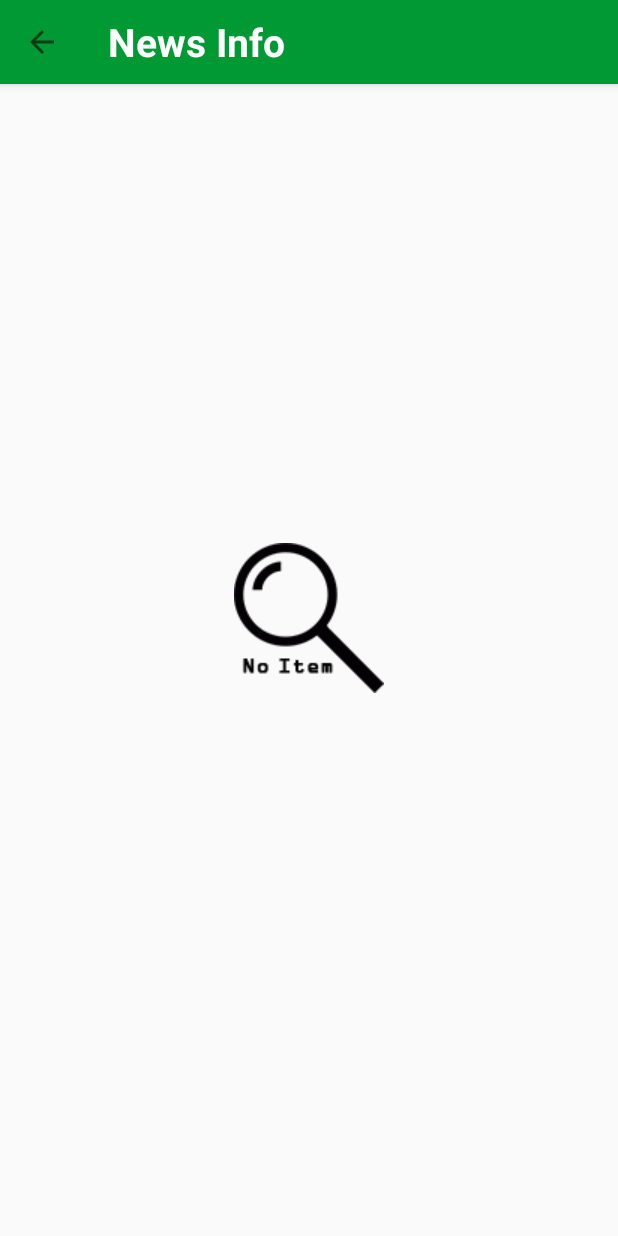
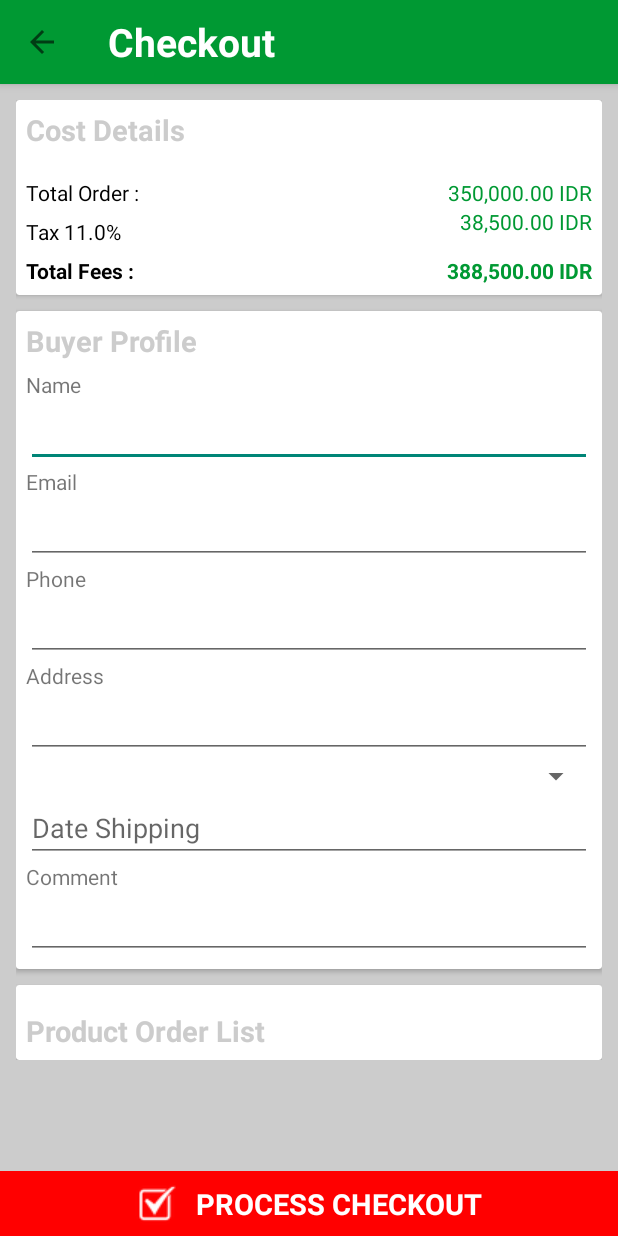
Before and after one commit to vgnaruto/AppShop, an Android app: the screen it shows after launch (MainActivity), on a phone screen of 412 x 824 dp. Run offline under Robolectric (Android 15) with nearby library versions, the light colour scheme and no system bars; our stand-ins replace sdp/ssp sizes.

Commit message:
Checkout fragment
-layout checkout fragment dan layout untuk list view sudah jadi.
-belum disambungkan antara listview dengan layout item di listview
-adapter belum ada untuk checkout list view

```diff
--- /dev/null
+++ b/app/src/main/java/com/example/windows10/appshop/CheckoutFragment.java
@@ -0,0 +1,40 @@
+package com.example.windows10.appshop;
+
+import android.os.Bundle;
+import android.support.annotation.NonNull;
+import android.support.annotation.Nullable;
+import android.support.v4.app.Fragment;
+import android.support.v7.widget.Toolbar;
+import android.view.LayoutInflater;
+import android.view.View;
+import android.view.ViewGroup;
+import android.widget.ListView;
+
+public class CheckoutFragment extends Fragment {
+    private MainActivity ui;
+    private ListView lvProduct;
+    public CheckoutFragment(){}
+
+    @Nullable
+    @Override
+    public View onCreateView(@NonNull LayoutInflater inflater, @Nullable ViewGroup container, @Nullable Bundle savedInstanceState) {
+        View view = inflater.inflate(R.layout.fragment_checkout,container, false);
+        this.lvProduct = view.findViewById(R.id.list_view_product);
+
+        Toolbar customToolbar = view.findViewById(R.id.custom_toolbar);
+        ui.setSupportActionBar(customToolbar);
+        ui.getSupportActionBar().setDisplayHomeAsUpEnabled(true);
+        return view;
+    }
+    public static CheckoutFragment newInstance(MainActivity ui, String title){
+        CheckoutFragment fragment = new CheckoutFragment();
+        Bundle args = new Bundle();
+        args.putString("title",title);
+        fragment.setArguments(args);
+        fragment.setUI(ui);
+        return fragment;
+    }
+    public void setUI(MainActivity ui){
+        this.ui = ui;
+    }
+}
--- a/app/src/main/java/com/example/windows10/appshop/MainActivity.java
+++ b/app/src/main/java/com/example/windows10/appshop/MainActivity.java
@@ -18,6 +18,7 @@ public class MainActivity extends AppCompatActivity {
     private OrderHistoryFragment orderHistoryFragment;
     private NewsListFragment newsListFragment;
     private NotificationFragment notificationFragment;
+    private CheckoutFragment checkoutFragment;
 
     public static int PAGE_MAIN = 0;
     public static int PAGE_PRODUCT = 2;
@@ -26,6 +27,7 @@ public class MainActivity extends AppCompatActivity {
     public static int PAGE_ORDER_HISTORY = 10;
     public static int PAGE_NEWS_LIST = 11;
     public static int PAGE_NOTIFICATION = 12;
+    public static int PAGE_CHECKOUT = 13;
     private static MainActivity instance;
 
     @Override
@@ -41,6 +43,7 @@ public class MainActivity extends AppCompatActivity {
         this.orderHistoryFragment = OrderHistoryFragment.newInstance(this, "Order History Fragment");
         this.newsListFragment = NewsListFragment.newInstance(this, "News Info Fragment");
         this.notificationFragment = NotificationFragment.newInstance(this, "Notification Fragment");
+        this.checkoutFragment = CheckoutFragment.newInstance(this, "Checkout Fragment");
         this.mainFragment = MainFragment.newInstance(this);
 
         fragments.add(productFragment);
@@ -50,11 +53,12 @@ public class MainActivity extends AppCompatActivity {
         fragments.add(orderHistoryFragment);
         fragments.add(newsListFragment);
         fragments.add(notificationFragment);
+        fragments.add(checkoutFragment);
 
         this.fragmentManager = getSupportFragmentManager();
         instance = this;
 
-        changePage(PAGE_NEWS_LIST);
+        changePage(PAGE_CHECKOUT);
     }
 
     public void changePage(int i) {
@@ -115,6 +119,14 @@ public class MainActivity extends AppCompatActivity {
             }
             hideOtherFrag(notificationFragment,ft);
         }
+        if(i == PAGE_CHECKOUT){
+            if(checkoutFragment.isAdded()){
+                ft.show(checkoutFragment);
+            }else{
+                ft.add(R.id.fragment_container,checkoutFragment);
+            }
+            hideOtherFrag(checkoutFragment,ft);
+        }
         ft.commit();
     }
     public static MainActivity getInstance () {
--- /dev/null
+++ b/app/src/main/res/layout/adapter_product_list.xml
@@ -0,0 +1,27 @@
+<?xml version="1.0" encoding="utf-8"?>
+<RelativeLayout
+    xmlns:android="http://schemas.android.com/apk/res/android"
+    android:layout_width="match_parent"
+    android:layout_height="match_parent">
+    <TextView
+        android:id="@+id/tv_nama_product"
+        android:layout_width="wrap_content"
+        android:layout_height="wrap_content"
+        android:text="Produk Testing"
+        android:textStyle="bold"
+        android:textColor="@color/black"/>
+    <TextView
+        android:id="@+id/tv_jumlah_product"
+        android:layout_width="wrap_content"
+        android:layout_height="wrap_content"
+        android:layout_below="@id/tv_nama_product"
+        android:text="1 Item(s)"/>
+    <TextView
+        android:id="@+id/tv_harga_product"
+        android:layout_width="wrap_content"
+        android:layout_height="wrap_content"
+        android:text="200,000.00 IDR"
+        android:layout_alignParentRight="true"
+        android:layout_below="@id/tv_nama_product"
+        android:textColor="@color/green"/>
+</RelativeLayout>
--- /dev/null
+++ b/app/src/main/res/layout/fragment_checkout.xml
@@ -0,0 +1,258 @@
+<?xml version="1.0" encoding="utf-8"?>
+<RelativeLayout xmlns:android="http://schemas.android.com/apk/res/android"
+    android:layout_width="match_parent"
+    android:layout_height="match_parent">
+    <android.support.v7.widget.Toolbar
+        android:id="@+id/custom_toolbar"
+        android:layout_width="match_parent"
+        android:layout_height="?attr/actionBarSize"
+        android:background="@color/green"
+        android:elevation="4dp" >
+        <RelativeLayout
+            android:layout_width="match_parent"
+            android:layout_height="match_parent">
+            <TextView
+                android:layout_width="wrap_content"
+                android:layout_height="wrap_content"
+                android:text="Checkout"
+                android:layout_centerVertical="true"
+                android:textStyle="bold"
+                android:textColor="@color/white"
+                android:textSize="@dimen/_20sdp"/>
+        </RelativeLayout>
+    </android.support.v7.widget.Toolbar>
+    <ScrollView
+        android:layout_below="@id/custom_toolbar"
+        android:id="@+id/sv_checkout"
+        android:layout_width="match_parent"
+        android:layout_height="match_parent"
+        android:layout_above="@id/button_check_out"
+        android:background="@color/gray"
+        android:padding="@dimen/_8sdp">
+        <RelativeLayout
+            android:layout_width="match_parent"
+            android:layout_height="match_parent">
+            <android.support.v7.widget.CardView
+                android:id="@+id/cv_cost_detail"
+                android:layout_width="match_parent"
+                android:layout_height="wrap_content">
+                <RelativeLayout
+                    android:layout_width="match_parent"
+                    android:layout_height="match_parent"
+                    android:padding="@dimen/_5sdp">
+                    <TextView
+                        android:id="@+id/tv_cost_detail"
+                        android:layout_width="wrap_content"
+                        android:layout_height="wrap_content"
+                        android:text="Cost Details"
+                        android:textSize="@dimen/_15sdp"
+                        android:textStyle="bold"
+                        android:textColor="@color/gray"/>
+                    <TextView
+                        android:id="@+id/tv_total_order"
+                        android:layout_width="wrap_content"
+                        android:layout_height="wrap_content"
+                        android:paddingTop="@dimen/_15sdp"
+                        android:layout_below="@id/tv_cost_detail"
+                        android:text="Total Order :"
+                        android:textColor="@color/black"/>
+                    <TextView
+                        android:id="@+id/tv_price_total_order"
+                        android:layout_width="wrap_content"
+                        android:layout_height="wrap_content"
+                        android:layout_alignParentRight="true"
+                        android:text="350,000.00 IDR"
+                        android:paddingTop="@dimen/_15sdp"
+                        android:layout_below="@id/tv_cost_detail"
+                        android:textColor="@color/green"/>
+                    <TextView
+                        android:id="@+id/tv_tax"
+                        android:layout_below="@id/tv_total_order"
+                        android:layout_width="wrap_content"
+                        android:layout_height="wrap_content"
+                        android:paddingTop="@dimen/_5sdp"
+                        android:text="Tax 11.0%"
+                        android:textColor="@color/black"/>
+                    <TextView
+                        android:id="@+id/tv_price_tax"
+                        android:layout_width="wrap_content"
+                        android:layout_height="wrap_content"
+                        android:layout_alignParentRight="true"
+                        android:text="38,500.00 IDR"
+                        android:layout_below="@id/tv_price_total_order"
+                        android:textColor="@color/green"/>
+                    <TextView
+                        android:layout_width="wrap_content"
+                        android:layout_height="wrap_content"
+                        android:text="Total Fees :"
+                        android:textStyle="bold"
+                        android:paddingTop="@dimen/_10sdp"
+                        android:layout_below="@id/tv_price_tax"
+                        android:textColor="@color/black"/>
+                    <TextView
+                        android:paddingTop="@dimen/_10sdp"
+                        android:layout_width="wrap_content"
+                        android:layout_height="wrap_content"
+                        android:layout_alignParentRight="true"
+                        android:layout_below="@id/tv_price_tax"
+                        android:text="388,500.00 IDR"
+                        android:textStyle="bold"
+                        android:textColor="@color/green"/>
+                </RelativeLayout>
+            </android.support.v7.widget.CardView>
+            <android.support.v7.widget.CardView
+                android:id="@+id/cv_buyer_profile"
+                android:layout_width="match_parent"
+                android:layout_height="wrap_content"
+                android:layout_marginTop="@dimen/_8sdp"
+                android:layout_below="@id/cv_cost_detail">
+                <RelativeLayout
+                    android:layout_width="match_parent"
+                    android:layout_height="match_parent"
+                    android:padding="@dimen/_5sdp">
+                    <TextView
+                        android:id="@+id/tv_buyer_profile"
+                        android:layout_width="wrap_content"
+                        android:layout_height="wrap_content"
+                        android:text="Buyer Profile"
+                        android:textSize="@dimen/_15sdp"
+                        android:textStyle="bold"
+                        android:textColor="@color/gray"/>
+                    <TextView
+                        android:paddingTop="@dimen/_5sdp"
+                        android:id="@+id/tv_buyer_name"
+                        android:layout_width="wrap_content"
+                        android:layout_height="wrap_content"
+                        android:layout_below="@id/tv_buyer_profile"
+                        android:text="Name"
+                        android:hint="Name"/>
+                    <EditText
+                        android:layout_below="@id/tv_buyer_name"
+                        android:id="@+id/et_buyer_name"
+                        android:layout_width="match_parent"
+                        android:layout_height="wrap_content" />
+
+                    <TextView
+                        android:id="@+id/tv_buyer_email"
+                        android:layout_below="@id/et_buyer_name"
+                        android:layout_width="wrap_content"
+                        android:layout_height="wrap_content"
+                        android:text="Email"/>
+                    <EditText
+                        android:id="@+id/et_buyer_email"
+                        android:layout_below="@id/tv_buyer_email"
+                        android:layout_width="match_parent"
+                        android:layout_height="wrap_content" />
+
+                    <TextView
+                        android:id="@+id/tv_buyer_phone"
+                        android:layout_width="wrap_content"
+                        android:layout_height="wrap_content"
+                        android:layout_below="@id/et_buyer_email"
+                        android:text="Phone"/>
+                    <EditText
+                        android:inputType="number"
+                        android:id="@+id/et_buyer_phone"
+                        android:layout_width="match_parent"
+                        android:layout_height="wrap_content"
+                        android:layout_below="@id/tv_buyer_phone"/>
+
+                    <TextView
+                        android:id="@+id/tv_buyer_address"
+                        android:layout_width="wrap_content"
+                        android:layout_height="wrap_content"
+                        android:layout_below="@id/et_buyer_phone"
+                        android:text="Address"/>
+                    <EditText
+                        android:layout_below="@id/tv_buyer_address"
+                        android:id="@+id/et_buyer_address"
+                        android:layout_width="match_parent"
+                        android:layout_height="wrap_content" />
+
+                    <Spinner
+                        android:id="@+id/spinner_shipping"
+                        android:layout_below="@id/et_buyer_address"
+                        android:layout_width="match_parent"
+                        android:layout_height="wrap_content"/>
+
+                    <EditText
+                        android:id="@+id/et_date_shipping"
+                        android:layout_below="@id/spinner_shipping"
+                        android:layout_width="match_parent"
+                        android:layout_height="wrap_content"
+                        android:inputType="date"
+                        android:hint="Date Shipping"/>
+
+                    <TextView
+                        android:id="@+id/tv_comment"
+                        android:layout_width="wrap_content"
+                        android:layout_height="wrap_content"
+                        android:layout_below="@id/et_date_shipping"
+                        android:text="Comment"/>
+                    <EditText
+                        android:layout_below="@id/tv_comment"
+                        android:id="@+id/et_comment"
+                        android:layout_width="match_parent"
+                        android:layout_height="wrap_content" />
+                </RelativeLayout>
+            </android.support.v7.widget.CardView>
+            <android.support.v7.widget.CardView
+                android:layout_width="match_parent"
+                android:layout_height="wrap_content"
+                android:layout_below="@id/cv_buyer_profile"
+                android:layout_marginTop="@dimen/_8sdp">
+                <RelativeLayout
+                    android:layout_width="match_parent"
+                    android:layout_height="match_parent"
+                    android:padding="@dimen/_5sdp">
+                    <TextView
+                        android:id="@+id/tv_product_order_list"
+                        android:layout_width="wrap_content"
+                        android:layout_height="wrap_content"
+                        android:text="Product Order List"
+                        android:textSize="@dimen/_15sdp"
+                        android:textStyle="bold"
+                        android:textColor="@color/gray"
+                        android:paddingTop="@dimen/_8sdp"/>
+
+                    <ListView
+                        android:id="@+id/list_view_product"
+                        android:layout_below="@id/tv_product_order_list"
+                        android:layout_width="match_parent"
+                        android:layout_height="match_parent"/>
+                </RelativeLayout>
+
+            </android.support.v7.widget.CardView>
+        </RelativeLayout>
+    </ScrollView>
+
+    <LinearLayout
+        android:id="@+id/button_check_out"
+        android:layout_width="match_parent"
+        android:layout_height="wrap_content"
+        android:layout_alignParentBottom="true"
+        android:background="@color/red"
+        android:clickable="true"
+        android:gravity="center"
+        android:orientation="horizontal"
+        android:padding="@dimen/_5sdp">
+
+        <ImageView
+            android:layout_width="wrap_content"
+            android:layout_height="wrap_content"
+            android:scaleType="fitCenter"
+            android:src="@drawable/cb_icon" />
+
+        <TextView
+            android:id="@+id/tv_cart"
+            android:layout_width="wrap_content"
+            android:layout_height="wrap_content"
+            android:layout_gravity="center_vertical"
+            android:paddingLeft="@dimen/_8sdp"
+            android:text="PROCESS CHECKOUT"
+            android:textColor="@color/white"
+            android:textSize="@dimen/_15sdp"
+            android:textStyle="bold" />
+    </LinearLayout>
+
+</RelativeLayout>
--- a/app/src/main/res/values/colors.xml
+++ b/app/src/main/res/values/colors.xml
@@ -9,4 +9,5 @@
     <color name="black">#000000</color>
     <color name="orange">#ff6600</color>
     <color name="gray_old">#666666</color>
+    <color name="red">#ff0000</color>
 </resources>
```
